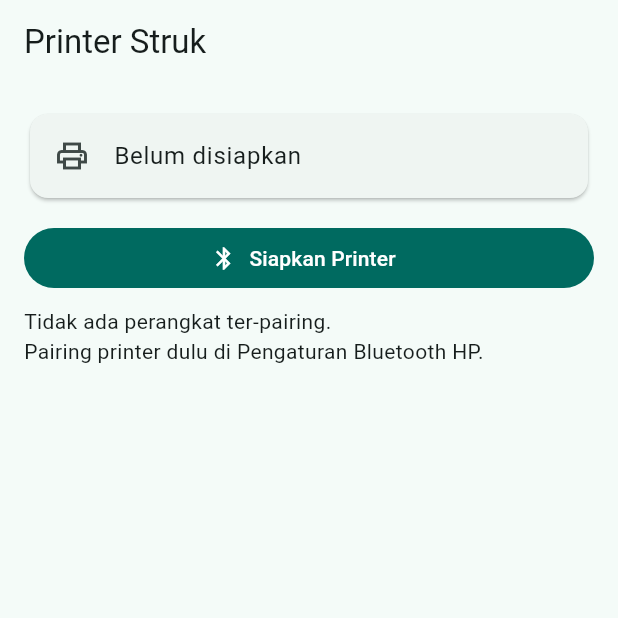
After one commit to gevanno654/My-UMKM, a Flutter app: the PrinterSetupScreen screen opened by its route, after a tap on "Siapkan Printer", on a phone screen of 412 x 824 dp, the top half of it. The commit adds this screen. Run offline on Flutter 3.47's test engine with Material 3 defaults, Android fonts, the phone set to English and light mode, and no system bars; our stand-ins replace dio, drift, flutter_riverpod, flutter_secure_storage, go_router, image_picker and 1 more; missing offline and left inert: esc_pos_utils_plus, mobile_scanner, print_bluetooth_thermal; accounts and stored records are empty; generated files the repository leaves out were written again.

Commit message:
feat: layar siapkan printer sekali + izin resmi

```diff
--- a/pos_app/lib/core/router.dart
+++ b/pos_app/lib/core/router.dart
@@ -15,6 +15,7 @@ import '../features/products/scan_screen.dart';
 import '../features/restocks/restocks_screens.dart';
 import '../features/adjustments/adjustments_screens.dart';
 import '../features/reports/reports_screens.dart';
+import '../features/sales/printer_setup_screen.dart';
 import '../features/sales/sales_screens.dart';
 
 /// Semua route fondasi + produk + kasir + restock + laporan.
@@ -34,6 +35,7 @@ const appRoutePaths = <String>[
   '/sales/pay',
   '/sales/receipt',
   '/sales/history',
+  '/settings/printer',
   '/restocks',
   '/restocks/new',
   '/restocks/:id',
@@ -155,6 +157,10 @@ GoRouter buildRouter({
         builder: (context, state) => const HistoryScreen(),
       ),
       GoRoute(
+        path: '/settings/printer',
+        builder: (context, state) => const PrinterSetupScreen(),
+      ),
+      GoRoute(
         path: '/restocks',
         builder: (context, state) => const RestocksListScreen(),
       ),
--- a/pos_app/lib/features/auth/home_placeholder.dart
+++ b/pos_app/lib/features/auth/home_placeholder.dart
@@ -67,6 +67,12 @@ class HomePlaceholder extends ConsumerWidget {
               child: const Text('Laporan'),
             ),
             const SizedBox(height: 8),
+            ElevatedButton(
+              key: const Key('printerSetupButton'),
+              onPressed: () => context.push('/settings/printer'),
+              child: const Text('Printer Struk'),
+            ),
+            const SizedBox(height: 8),
             Consumer(
               builder: (context, ref, _) {
                 final sync = ref.watch(syncAllProvider);
--- a/pos_app/lib/features/sales/printer_service.dart
+++ b/pos_app/lib/features/sales/printer_service.dart
@@ -1,3 +1,4 @@
+import 'package:permission_handler/permission_handler.dart' as ph;
 import 'package:print_bluetooth_thermal/print_bluetooth_thermal.dart';
 
 import '../../core/session/secure_session.dart';
@@ -15,6 +16,13 @@ class PrinterException implements Exception {
 /// Timeout tiap panggil native: plugin menggantung (tanpa result) bila
 /// izin BLUETOOTH_CONNECT ditolak — tanpa ini UI diam selamanya.
 const _nativeTimeout = Duration(seconds: 15);
+
+/// Hasil minta izin Bluetooth runtime.
+enum PrinterPermission { granted, denied, permanentlyDenied }
+
+/// Dibutuhkan saat izin belum granted TAPI user menolak permanen:
+/// arahkan ke layar siapkan (ada tombol Buka Pengaturan).
+class PrinterNeedsSetupException implements Exception {}
 
 /// Kunci MAC printer tersimpan (per-HP, tidak ikut sinkron).
 const printerMacKey = 'printer_mac';
@@ -77,6 +85,18 @@ class PrinterService {
   /// Daftar printer yang sudah di-pair di HP.
   Future<List<BluetoothInfo>> pairedPrinters() => _adapter.paired();
 
+  /// Minta izin Bluetooth resmi via popup sistem.
+  /// denied → boleh diminta lagi nanti; permanentlyDenied → Buka Pengaturan.
+  Future<PrinterPermission> requestPermission() async {
+    final s = await ph.Permission.bluetoothConnect.request();
+    if (s.isGranted || s.isLimited) return PrinterPermission.granted;
+    if (s.isPermanentlyDenied) return PrinterPermission.permanentlyDenied;
+    return PrinterPermission.denied;
+  }
+
+  /// Buka halaman Pengaturan aplikasi (untuk izin yang ditolak permanen).
+  Future<void> openSettings() => ph.openAppSettings();
+
   /// Cetak [bytes] ke printer [mac] (atau MAC tersimpan).
   ///
   /// Lempar [PrinterException] dengan pesan ramah untuk semua kegagalan.
@@ -87,9 +107,7 @@ class PrinterService {
     }
     final granted = await _adapter.permissionGranted;
     if (!granted) {
-      throw PrinterException(
-        'Izin Bluetooth belum diberikan. Aktifkan "Perangkat di sekitar" untuk aplikasi ini di Pengaturan HP.',
-      );
+      throw PrinterNeedsSetupException();
     }
     final on = await _adapter.bluetoothEnabled;
     if (!on) throw PrinterException('Nyalakan Bluetooth dulu.');
--- /dev/null
+++ b/pos_app/lib/features/sales/printer_setup_screen.dart
@@ -0,0 +1,201 @@
+import 'package:flutter/material.dart';
+import 'package:print_bluetooth_thermal/print_bluetooth_thermal.dart';
+
+import 'printer_service.dart';
+import 'receipt_bytes.dart';
+
+/// Layar siapkan printer sekali: status + minta izin resmi + daftar tersaring.
+///
+/// Dipakai sekali di awal (dan saat ganti printer). Layar Struk tinggal
+/// tombol Cetak tanpa dialog pilih.
+class PrinterSetupScreen extends StatefulWidget {
+  const PrinterSetupScreen({super.key, this.service});
+
+  /// Diinjeksi di test agar tidak menyentuh Bluetooth asli.
+  final PrinterService? service;
+
+  @override
+  State<PrinterSetupScreen> createState() => _PrinterSetupScreenState();
+}
+
+class _PrinterSetupScreenState extends State<PrinterSetupScreen> {
+  PrinterService get _svc => widget.service ?? PrinterService();
+
+  (String, String)? _saved;
+  bool _loadingSaved = true;
+  bool _scanning = false;
+  PrinterPermission? _permission;
+  List<BluetoothInfo> _printers = const [];
+  List<BluetoothInfo> _others = const [];
+  String? _error;
+  bool _showOthers = false;
+
+  @override
+  void initState() {
+    super.initState();
+    _loadSaved();
+  }
+
+  Future<void> _loadSaved() async {
+    final saved = await _svc.savedPrinter();
+    if (!mounted) return;
+    setState(() {
+      _saved = saved;
+      _loadingSaved = false;
+    });
+  }
+
+  Future<void> _setup() async {
+    setState(() {
+      _scanning = true;
+      _error = null;
+    });
+    final perm = await _svc.requestPermission();
+    if (!mounted) return;
+    setState(() => _permission = perm);
+    if (perm != PrinterPermission.granted) {
+      setState(() => _scanning = false);
+      return;
+    }
+    try {
+      final paired = await _svc.pairedPrinters();
+      if (!mounted) return;
+      final parts = partitionPrinters(paired);
+      setState(() {
+        _printers = parts.printers;
+        _others = parts.others;
+        _scanning = false;
+      });
+    } on PrinterException catch (e) {
+      if (!mounted) return;
+      setState(() {
+        _error = e.message;
+        _scanning = false;
+      });
+    } catch (_) {
+      if (!mounted) return;
+      setState(() {
+        _error = 'Gagal memindai printer. Coba lagi.';
+        _scanning = false;
+      });
+    }
+  }
+
+  Future<void> _choose(BluetoothInfo device) async {
+    await _svc.savePrinter(
+      name: device.name.isEmpty ? device.macAdress : device.name,
+      mac: device.macAdress,
+    );
+    if (!mounted) return;
+    setState(() {
+      _saved = (
+        device.name.isEmpty ? device.macAdress : device.name,
+        device.macAdress,
+      );
+      _printers = const [];
+      _others = const [];
+      _permission = null;
+    });
+    ScaffoldMessenger.of(
+      context,
+    ).showSnackBar(const SnackBar(content: Text('Printer tersimpan.')));
+  }
+
+  @override
+  Widget build(BuildContext context) {
+    return Scaffold(
+      appBar: AppBar(title: const Text('Printer Struk')),
+      body: ListView(
+        padding: const EdgeInsets.all(16),
+        children: [
+          Card(
+            child: ListTile(
+              leading: const Icon(Icons.print_outlined),
+              title: Text(
+                _loadingSaved
+                    ? 'Memuat…'
+                    : _saved != null
+                    ? '${_saved!.$1} ✓'
+                    : 'Belum disiapkan',
+              ),
+              subtitle: _saved != null ? Text(_saved!.$2) : null,
+            ),
+          ),
+          const SizedBox(height: 12),
+          FilledButton.icon(
+            onPressed: _scanning ? null : _setup,
+            icon: const Icon(Icons.bluetooth_outlined),
+            label: Text(
+              _saved != null ? 'Ganti Printer' : 'Siapkan Printer',
+            ),
+          ),
+          if (_permission == PrinterPermission.permanentlyDenied) ...[
+            const SizedBox(height: 8),
+            const Text(
+              'Izin ditolak permanen. Aktifkan "Perangkat di sekitar" di Pengaturan HP.',
+            ),
+            const SizedBox(height: 8),
+            OutlinedButton.icon(
+              onPressed: () => _svc.openSettings(),
+              icon: const Icon(Icons.settings_outlined),
+              label: const Text('Buka Pengaturan'),
+            ),
+          ],
+          if (_permission == PrinterPermission.denied) ...[
+            const SizedBox(height: 8),
+            const Text(
+              'Izin belum diberikan. Ketuk Siapkan lagi untuk memunculkan popup.',
+            ),
+          ],
+          if (_scanning) ...[
+            const SizedBox(height: 16),
+            const Center(child: CircularProgressIndicator()),
+          ],
+          if (_error != null) ...[
+            const SizedBox(height: 8),
+            Text(_error!),
+          ],
+          if (_printers.isNotEmpty) ...[
+            const SizedBox(height: 12),
+            const Text('Printer ditemukan:'),
+            for (final d in _printers)
+              ListTile(
+                leading: const Icon(Icons.print_outlined),
+                title: Text(d.name.isEmpty ? '(tanpa nama)' : d.name),
+                subtitle: Text(d.macAdress),
+                onTap: () => _choose(d),
+              ),
+          ],
+          if (_others.isNotEmpty) ...[
+            const SizedBox(height: 8),
+            ExpansionTile(
+              key: const Key('otherDevicesTile'),
+              title: Text('Perangkat lain (${_others.length})'),
+              initiallyExpanded: _showOthers,
+              onExpansionChanged: (v) => setState(() => _showOthers = v),
+              children: [
+                for (final d in _others)
+                  ListTile(
+                    leading: const Icon(Icons.bluetooth_outlined),
+                    title: Text(d.name.isEmpty ? '(tanpa nama)' : d.name),
+                    subtitle: Text(d.macAdress),
+                    onTap: () => _choose(d),
+                  ),
+              ],
+            ),
+          ],
+          if (!_scanning &&
+              _permission == PrinterPermission.granted &&
+              _printers.isEmpty &&
+              _others.isEmpty &&
+              _error == null) ...[
+            const SizedBox(height: 8),
+            const Text(
+              'Tidak ada perangkat ter-pairing.\nPairing printer dulu di Pengaturan Bluetooth HP.',
+            ),
+          ],
+        ],
+      ),
+    );
+  }
+}
--- a/pos_app/pubspec.yaml
+++ b/pos_app/pubspec.yaml
@@ -46,6 +46,7 @@ dependencies:
   mobile_scanner: ^7.5.0
   print_bluetooth_thermal: ^1.2.1
   esc_pos_utils_plus: ^2.0.4
+  permission_handler: ^13.0.2
 
 dev_dependencies:
   flutter_test:
```
Also changed, not shown: 3 other files.
